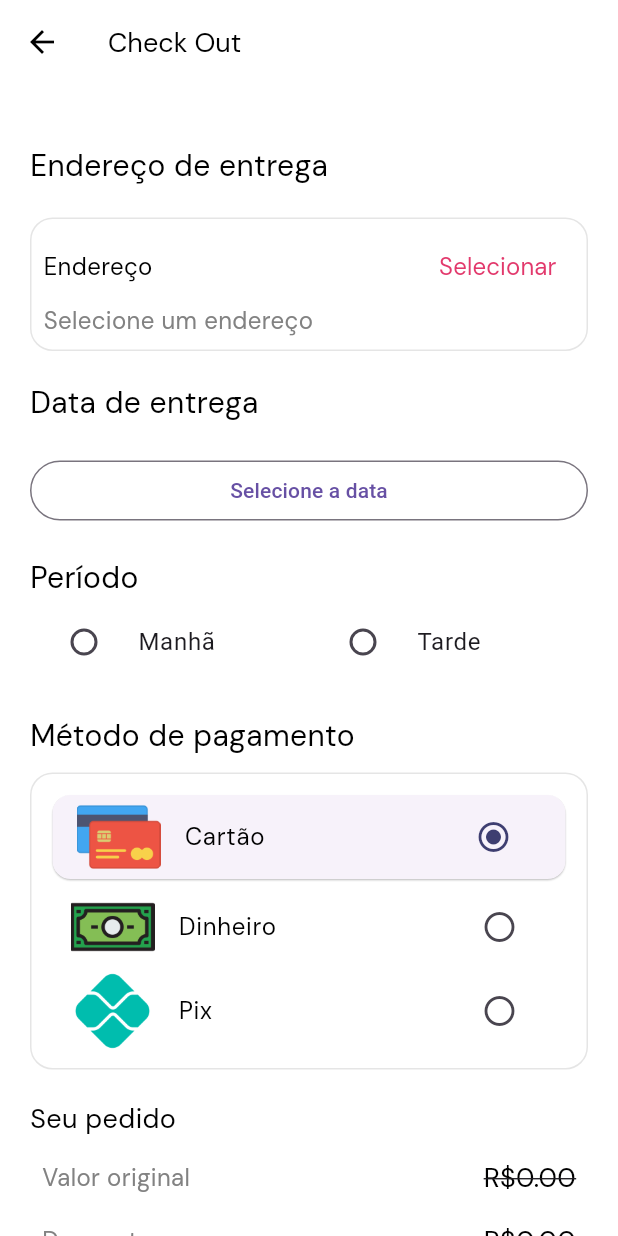
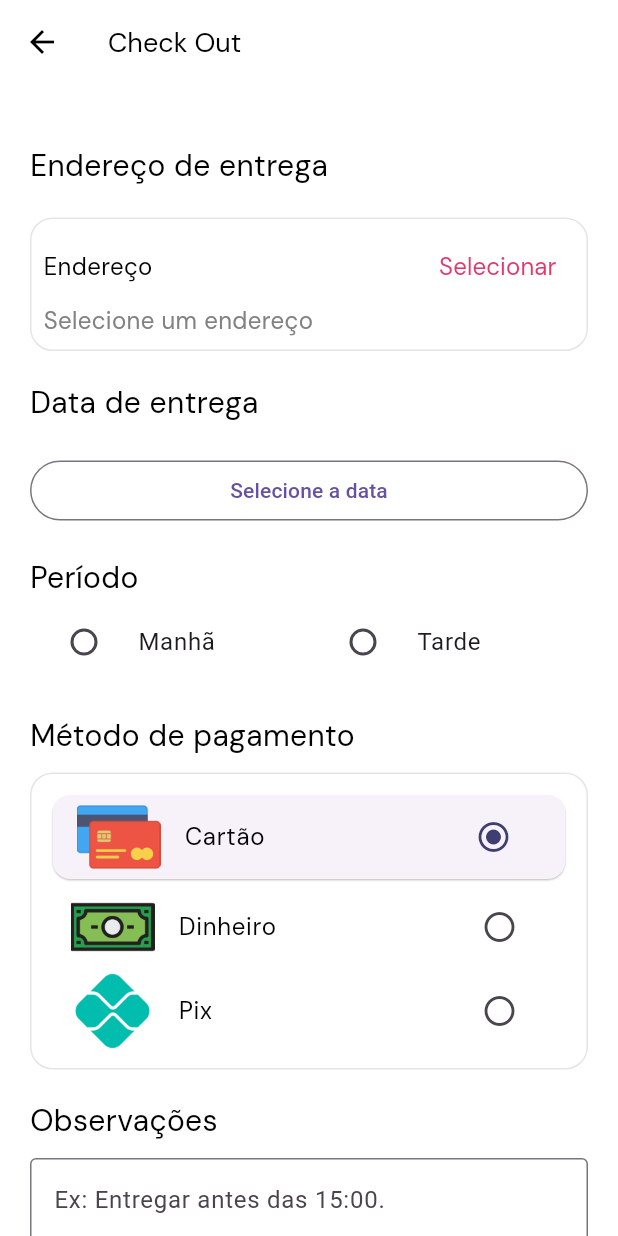
Before and after one commit to mamodo123/mimolda-app, a Flutter app: the CheckOutScreen screen opened by its route, on a phone screen of 412 x 824 dp. Run offline on Flutter 3.47's test engine with Material 3 defaults, Android fonts, the phone set to English and light mode, and no system bars; drawn by our look-alikes of nb_utils; our stand-ins replace animated_bottom_navigation_bar, carousel_slider, cloud_firestore, firebase_auth, firebase_core, flutter_credit_card and 12 more; missing offline and left inert: whatsapp_unilink; accounts and stored records are empty.

Commit message:
Created observations field

```diff
--- a/lib/functions/wpp_message.dart
+++ b/lib/functions/wpp_message.dart
@@ -11,6 +11,7 @@ Local de entrega:  ${order.address.id == '' ? 'Retirar na loja' : order.address.
 Data de entrega: ${DateFormat('dd/MM/yyyy').format(order.deliveryDate)}
 Período: ${order.period}
 Pagamento: ${order.payment}
+Observações: ${order.observations}
 
 Produtos:
 --------------------------
--- a/lib/models/order.dart
+++ b/lib/models/order.dart
@@ -13,13 +13,20 @@ enum OrderStatus {
 }
 
 class MimoldaOrder {
-  final String client, clientId, payment, storeId, storeType, status, period;
+  final String client,
+      clientId,
+      payment,
+      storeId,
+      storeType,
+      status,
+      period,
+      observations;
   final Address address;
   final List<ProductOrder> products;
   final int originalValue, discounts, freight;
   final DateTime deliveryDate, createdAt, updatedAt;
 
-  int get totalValue => originalValue - discounts + freight;
+  int get totalValue => originalValue + discounts + freight;
 
   MimoldaOrder({
     required this.client,
@@ -27,6 +34,7 @@ class MimoldaOrder {
     required this.payment,
     required this.storeId,
     required this.storeType,
+    required this.observations,
     required this.address,
     required this.products,
     required this.originalValue,
@@ -45,6 +53,7 @@ class MimoldaOrder {
         'payment': payment,
         'storeId': storeId,
         'storeType': storeType,
+        'observations': observations,
         'address': address.toJson(),
         'originalValue': originalValue,
         'discounts': discounts,
--- a/lib/screens/check_out_screen.dart
+++ b/lib/screens/check_out_screen.dart
@@ -25,18 +25,26 @@ class CheckOutScreen extends StatefulWidget {
 }
 
 class _CheckOutScreenState extends State<CheckOutScreen> {
-  List<String> paymentImageList = [
+  static const List<String> paymentImageList = [
     'images/credit-card.png',
     'images/dollar-bill.png',
     'images/pix.png'
   ];
-  List<String> paymentNameList = ['Cartão', 'Dinheiro', 'Pix'];
+  static const List<String> paymentNameList = ['Cartão', 'Dinheiro', 'Pix'];
   String whichPaymentIsChecked = 'Cartão';
   Address? selectedAddress;
   int? freight;
   DateTime? _selectedDate;
   String? _selectedPeriod;
   var loading = false;
+
+  late TextEditingController controller;
+
+  @override
+  void initState() {
+    controller = TextEditingController();
+    super.initState();
+  }
 
   _selectDate(BuildContext context) async {
     final DateTime? picked = await showDatePicker(
@@ -57,6 +65,10 @@ class _CheckOutScreenState extends State<CheckOutScreen> {
   Widget build(BuildContext context) {
     return AbsorbPointer(
       absorbing: loading,
+      child: GestureDetector(
+        onTap: () {
+          FocusScope.of(context).requestFocus(FocusNode());
+        },
         child: Scaffold(
           appBar: AppBar(
             backgroundColor: Colors.transparent,
@@ -107,7 +119,8 @@ class _CheckOutScreenState extends State<CheckOutScreen> {
                         child: Container(
                           padding: const EdgeInsets.all(8),
                           decoration: BoxDecoration(
-                          border: Border.all(width: 1, color: secondaryColor3),
+                            border:
+                                Border.all(width: 1, color: secondaryColor3),
                             borderRadius:
                                 const BorderRadius.all(Radius.circular(15)),
                           ),
@@ -116,7 +129,8 @@ class _CheckOutScreenState extends State<CheckOutScreen> {
                             crossAxisAlignment: CrossAxisAlignment.start,
                             children: [
                               Row(
-                              mainAxisAlignment: MainAxisAlignment.spaceBetween,
+                                mainAxisAlignment:
+                                    MainAxisAlignment.spaceBetween,
                                 children: [
                                   Expanded(
                                     child: MyGoogleText(
@@ -157,8 +171,9 @@ class _CheckOutScreenState extends State<CheckOutScreen> {
                       ),
                       const SizedBox(height: 20),
 
-                    const MyGoogleText(
-                      text: 'Data de entrega',
+                      MyGoogleText(
+                        text:
+                            'Data de ${selectedAddress?.id == '' ? 'retirada' : 'entrega'}',
                         fontSize: 20,
                         fontColor: Colors.black,
                         fontWeight: FontWeight.normal,
@@ -215,10 +230,10 @@ class _CheckOutScreenState extends State<CheckOutScreen> {
                       const SizedBox(height: 20),
 
                       ///_______Payment_method________________________
-                    const Row(
-                      mainAxisAlignment: MainAxisAlignment.spaceBetween,
-                      children: [
-                        MyGoogleText(
+                      // const Row(
+                      //   mainAxisAlignment: MainAxisAlignment.spaceBetween,
+                      //   children: [
+                      const MyGoogleText(
                         text: 'Método de pagamento',
                         fontSize: 20,
                         fontColor: Colors.black,
@@ -235,8 +250,8 @@ class _CheckOutScreenState extends State<CheckOutScreen> {
                       //     fontWeight: FontWeight.normal,
                       //   ),
                       // )
-                      ],
-                    ),
+                      //   ],
+                      // ),
                       const SizedBox(height: 10),
                       Container(
                         padding: const EdgeInsets.all(10),
@@ -255,8 +270,8 @@ class _CheckOutScreenState extends State<CheckOutScreen> {
                                       elevation: 0.5,
                                       child: ListTile(
                                         leading: Image(
-                                          image:
-                                              AssetImage(paymentImageList[i])),
+                                            image: AssetImage(
+                                                paymentImageList[i])),
                                         title: MyGoogleText(
                                           text: paymentNameList[i],
                                           fontSize: 16,
@@ -279,7 +294,8 @@ class _CheckOutScreenState extends State<CheckOutScreen> {
                                     )
                                   : ListTile(
                                       leading: Image(
-                                        image: AssetImage(paymentImageList[i])),
+                                          image:
+                                              AssetImage(paymentImageList[i])),
                                       title: MyGoogleText(
                                         text: paymentNameList[i],
                                         fontSize: 16,
@@ -293,11 +309,33 @@ class _CheckOutScreenState extends State<CheckOutScreen> {
                                                 paymentNameList[i];
                                           });
                                         },
-                                      icon: const Icon(Icons.radio_button_off),
+                                        icon:
+                                            const Icon(Icons.radio_button_off),
                                       ),
                                     );
                             }),
                       ),
+                      const SizedBox(height: 20),
+                      const MyGoogleText(
+                        text: 'Observações',
+                        fontSize: 20,
+                        fontColor: Colors.black,
+                        fontWeight: FontWeight.normal,
+                      ),
+                      const SizedBox(height: 10),
+
+                      AppTextField(
+                        controller: controller,
+                        decoration: const InputDecoration(
+                          border: OutlineInputBorder(),
+                          hintText: 'Ex: Entregar antes das 15:00.',
+                        ),
+                        textFieldType: TextFieldType.MULTILINE,
+                        minLines: 3,
+                        maxLines: null,
+                        maxLength: 100,
+                      ),
+
                       const SizedBox(height: 20),
 
                       ///_____Cost_Section_____________
@@ -313,6 +351,8 @@ class _CheckOutScreenState extends State<CheckOutScreen> {
                                   _selectedPeriod == null
                               ? null
                               : () async {
+                                  FocusScope.of(context)
+                                      .requestFocus(FocusNode());
                                   setState(() {
                                     loading = true;
                                   });
@@ -355,6 +395,7 @@ class _CheckOutScreenState extends State<CheckOutScreen> {
                                     payment: whichPaymentIsChecked,
                                     storeId: storeId,
                                     storeType: storeType,
+                                    observations: controller.text,
                                     address: selectedAddress!,
                                     products: products,
                                     originalValue: originalValue,
@@ -373,7 +414,8 @@ class _CheckOutScreenState extends State<CheckOutScreen> {
                                       context: context,
                                       builder: (BuildContext context) {
                                         return AlertDialog(
-                                        title: const Text('Pedido registrado!'),
+                                          title:
+                                              const Text('Pedido registrado!'),
                                           content: const Text(
                                             'Agora, você será redirecionado para o WhatsApp da loja para confirmar seu pedido.\n\nIsso acelera o processo e garante que não haverá problemas.',
                                           ),
@@ -418,6 +460,7 @@ class _CheckOutScreenState extends State<CheckOutScreen> {
             ),
           ),
         ),
+      ),
     );
   }
 
```
Lines whose indentation alone changed are shown as unchanged.
